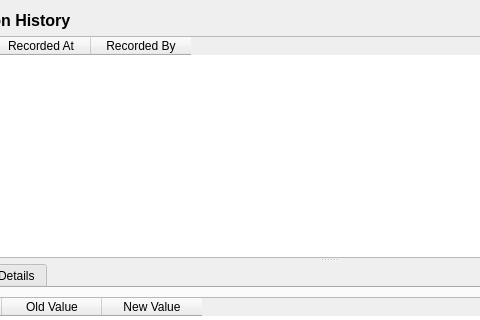
This is projects/ores.qt/ui/ChangeReasonHistoryDialog.ui in OreStudio/OreStudio as Qt 5 draws it before an edit; both pictures show x 121 to 601 and y 0 to 320 of the 900 by 600 pixel window. The edited form follows.
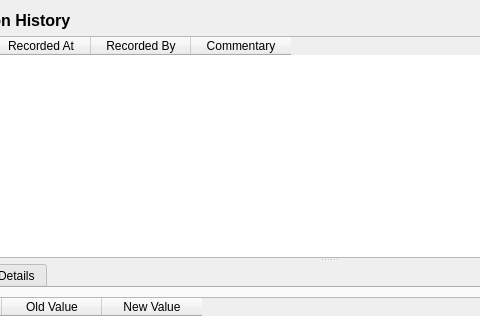
This is the edited form.

Commit message:
[qt] Add column visibility and improve change management dialogs
- Add column visibility configuration with context menu to both
  ChangeReasonMdiWindow and ChangeReasonCategoryMdiWindow
- Hide Description column by default in category list (users can
  right-click header to show it)
- Save/restore column settings via QSettings
- Fix border styling by using default layout margins (matching
  Country/Currency dialogs)
- Add Commentary column to version list in both history dialogs
- Fix category loading in revert version flow

Patch:
```diff
--- a/projects/ores.qt/ui/ChangeReasonHistoryDialog.ui
+++ b/projects/ores.qt/ui/ChangeReasonHistoryDialog.ui
@@ -66,6 +66,11 @@
         <string>Recorded By</string>
        </property>
       </column>
+      <column>
+       <property name="text">
+        <string>Commentary</string>
+       </property>
+      </column>
      </widget>
      <widget class="QWidget" name="detailWidget">
       <layout class="QVBoxLayout" name="detailLayout">
```
The commit also changes 8 other files.
